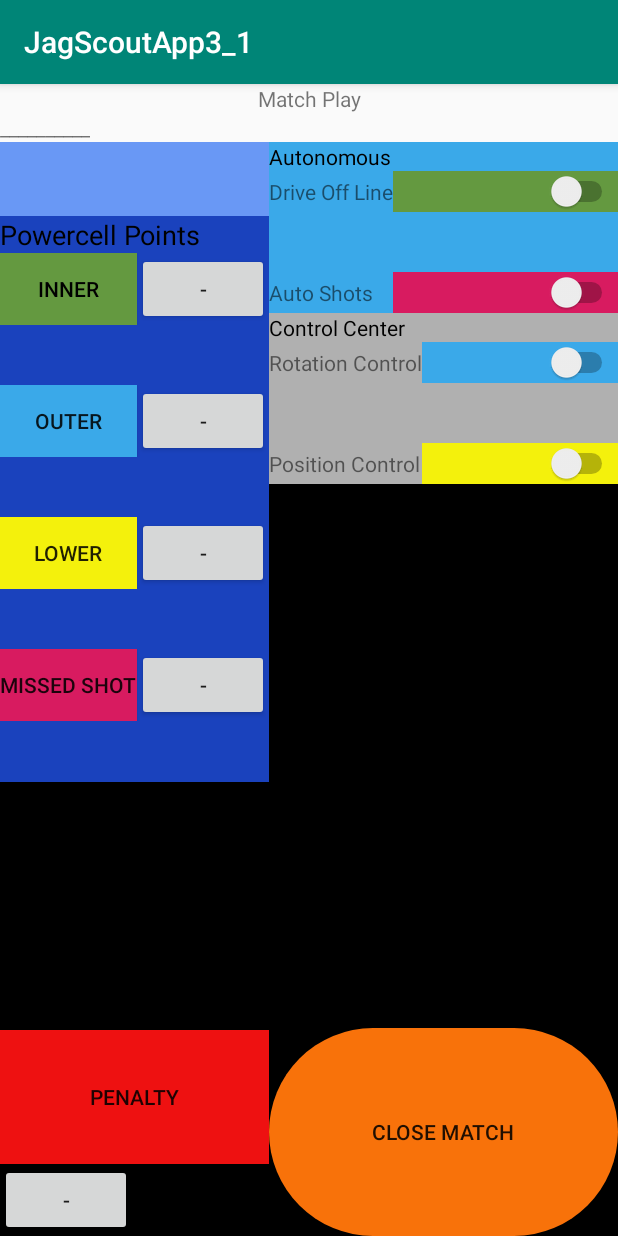
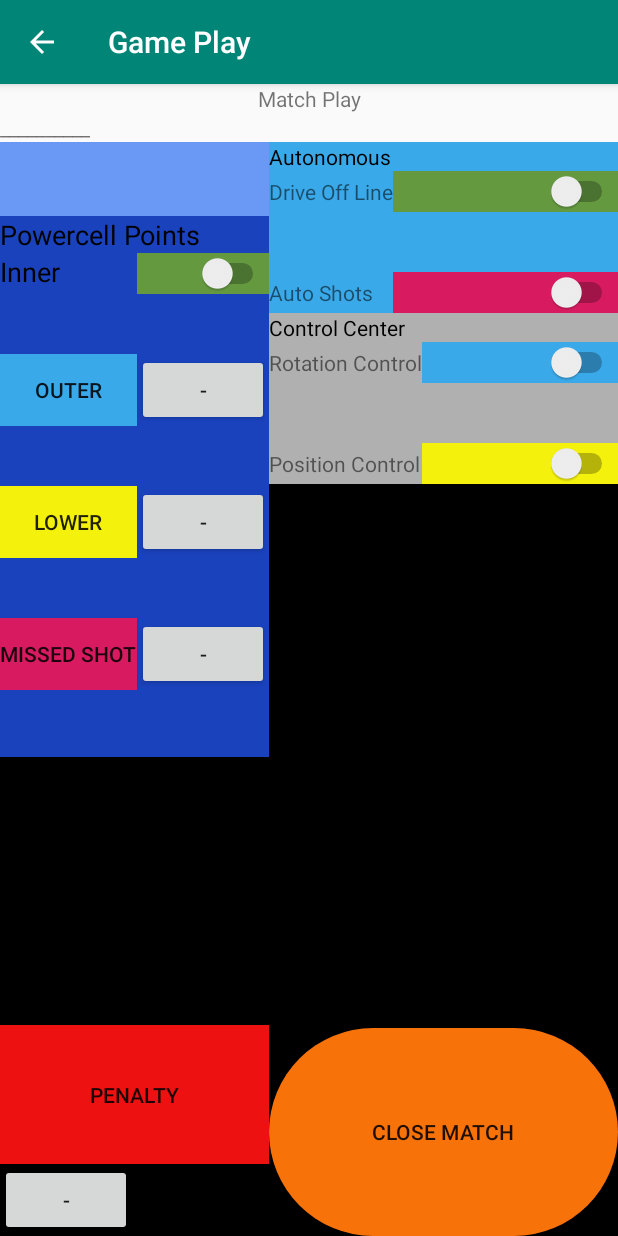
Before and after one commit to Christina-7443/JagScoutApp3_1, an Android app: the screen it shows after launch (Main2Activity), after a tap on "Start", on a phone screen of 412 x 824 dp. Run offline under Robolectric (Android 15) with nearby library versions, the phone set to English and light mode, and no system bars.

Commit message:
Changed the Inner button to a switch and the Outer button to the Upper button

```diff
--- a/app/src/main/java/info/scoutApp/jagscoutapp3_1/Main2Activity.java
+++ b/app/src/main/java/info/scoutApp/jagscoutapp3_1/Main2Activity.java
@@ -17,6 +17,7 @@ public class Main2Activity extends AppCompatActivity {
     //declaring the variables for use later
 
     Switch  swDrive,
+            swInner,
             swAuto,
             swRotation,
             swPosition;
@@ -28,18 +29,18 @@ public class Main2Activity extends AppCompatActivity {
             stMatch,
             stRobot;
     //names buttons for findViewById
-    Button btnI;
-    Button btnO;
+
+    Button btnU;
     Button btnL;
     Button btnM;
     Button btnP;
     Button btnML;
-    Button btnMO;
-    Button btnMI;
+    Button btnMU;
+
     Button BtnNext;
     //labels variables for inside the public voids
-    public static int innerCount = 0;
-    public static int outerCount = 0;
+
+    public static int upperCount = 0;
     public static int lowerCount = 0;
     public static int missedCount = 0;
     public static int penaltyCount = 0;
@@ -49,20 +50,23 @@ public class Main2Activity extends AppCompatActivity {
     protected void onCreate(Bundle savedInstanceState) {
         super.onCreate(savedInstanceState);
         setContentView(R.layout.activity_main2);
+        getSupportActionBar().setTitle("Game Play");
+        getSupportActionBar().setDisplayHomeAsUpEnabled(true);
 
         swDrive = findViewById(R.id.driveOffLine);
         swAuto = findViewById(R.id.autoShots);
+        swInner = findViewById(R.id.innerSwitch);
         swRotation = findViewById(R.id.rotation);
         swPosition = findViewById(R.id.position);
 
         //makes the buttons connect with the ones in the .xml
-        btnI = (Button)findViewById(R.id.innerButton);
-        btnO = (Button)findViewById(R.id.outerButton);
+
+        btnU = (Button)findViewById(R.id.upperButton);
         btnL = (Button)findViewById(R.id.lowerButton);
         btnM = (Button)findViewById(R.id.missedShotButton);
         btnP = (Button)findViewById(R.id.penaltyButton);
-        btnMI = (Button)findViewById(R.id.minusInner);
-        btnMO = (Button)findViewById(R.id.minusOuter);
+
+        btnMU = (Button)findViewById(R.id.minusUpper);
         btnML = (Button)findViewById(R.id.minusLower);
 
 
@@ -97,27 +101,15 @@ public class Main2Activity extends AppCompatActivity {
 
 
     }
-
-
-    //makes the inner button say how many times it has been pressed
-    public void CountInner(View v){
-        innerCount++;
-        btnI.setText("Inner : " + String.valueOf(innerCount));
-    }
-    //subtracts 1 from Inner
-    public void MinusInner(View v){
-        innerCount--;
-        btnI.setText("Inner : " + String.valueOf(innerCount));
-    }
     //makes the outer button say how many times it has been pressed
-    public void CountOuter(View v){
-        outerCount++;
-        btnO.setText("Outer : " +  String.valueOf(outerCount));
+    public void CountUpper(View v){
+        upperCount++;
+        btnU.setText("Upper : " +  String.valueOf(upperCount));
     }
     //subtracts 1 from Outer
-    public void MinusOuter(View v){
-        outerCount--;
-        btnO.setText("Outer : " +  String.valueOf(outerCount));
+    public void MinusUpper(View v){
+        upperCount--;
+        btnU.setText("upper : " +  String.valueOf(upperCount));
     }
     //makes the lower button say how many times it has been pressed
     public void CountLower(View v){
@@ -153,7 +145,7 @@ public class Main2Activity extends AppCompatActivity {
     public void moveToEnd(){
         Intent lastPage = new Intent(Main2Activity.this, Main3Activity.class);
 
-        String strDrive, strAuto, strRotation, strPosition;
+        String strDrive, strAuto, strInner, strRotation, strPosition;
         if (swDrive.isChecked())
             strDrive = swDrive.getTextOn().toString();
         else
@@ -162,6 +154,10 @@ public class Main2Activity extends AppCompatActivity {
             strAuto = swAuto.getTextOn().toString();
         else
             strAuto = swAuto.getTextOff().toString();
+        if (swInner.isChecked())
+            strInner = swInner.getTextOn().toString();
+        else
+            strInner = swInner.getTextOff().toString();
         if (swRotation.isChecked())
             strRotation = swRotation.getTextOn().toString();
         else
@@ -176,6 +172,7 @@ public class Main2Activity extends AppCompatActivity {
         lastPage.putExtra("nameRobot" , stRobot);
         lastPage.putExtra("didDrive", strDrive);
         lastPage.putExtra("didShoot", strAuto);
+        lastPage.putExtra("didInner", strInner);
         lastPage.putExtra("didRotation", strRotation);
         lastPage.putExtra("didPosition", strPosition);
         startActivity(lastPage);
--- a/app/src/main/res/layout/activity_main2.xml
+++ b/app/src/main/res/layout/activity_main2.xml
@@ -100,23 +100,24 @@
 
                 <TableRow>
 
-                    <Button
-                        android:id="@+id/innerButton"
+                    <TextView
+                        android:id="@+id/textview"
                         android:layout_width="wrap_content"
+                        android:layout_height="wrap_content"
+                        android:text="@string/innerButton"
+                        android:textColor="@color/black"
+                        android:textSize="18sp" />
+
+                    <Switch
+                        android:id="@+id/innerSwitch"
+                        android:layout_width="match_parent"
                         android:layout_height="wrap_content"
                         android:layout_weight="1"
                         android:background="@color/darkGreen"
-                        android:onClick="CountInner"
-                        android:text="@string/innerButton"
-                        android:textColor="@color/black" />
-
-                    <Button
-                        android:id="@+id/minusInner"
-                        android:layout_width="wrap_content"
-                        android:layout_height="wrap_content"
-
-                        android:onClick="MinusInner"
-                        android:text="@string/minusButtons" />
+                        android:textOn="@string/yes"
+                        android:textOff="@string/no"
+                        android:textColor="@color/black"
+                        android:checked="false"/>
 
 
                 </TableRow>
@@ -135,22 +136,22 @@
 
 
                     <Button
-                        android:id="@+id/outerButton"
+                        android:id="@+id/upperButton"
                         style="android:attr/buttonBarButtonStyle"
                         android:layout_width="wrap_content"
                         android:layout_height="wrap_content"
                         android:layout_weight="1"
                         android:background="@color/lightBlue"
-                        android:onClick="CountOuter"
+                        android:onClick="CountUpper"
                         android:text="@string/outerButton" />
 
 
                     <Button
-                        android:id="@+id/minusOuter"
+                        android:id="@+id/minusUpper"
                         style="android:attr/buttonBarButtonStyle"
                         android:layout_width="wrap_content"
                         android:layout_height="wrap_content"
-                        android:onClick="MinusOuter"
+                        android:onClick="MinusUpper"
                         android:text="@string/minusButtons" />
 
 
```
Also changed, not shown: app/src/main/AndroidManifest.xml (+13 -3 lines), app/src/main/java/info/scoutApp/jagscoutapp3_1/DatabaseHelper.java (+6 -6 lines), app/src/main/java/info/scoutApp/jagscoutapp3_1/Main3Activity.java (+14 -8 lines).
